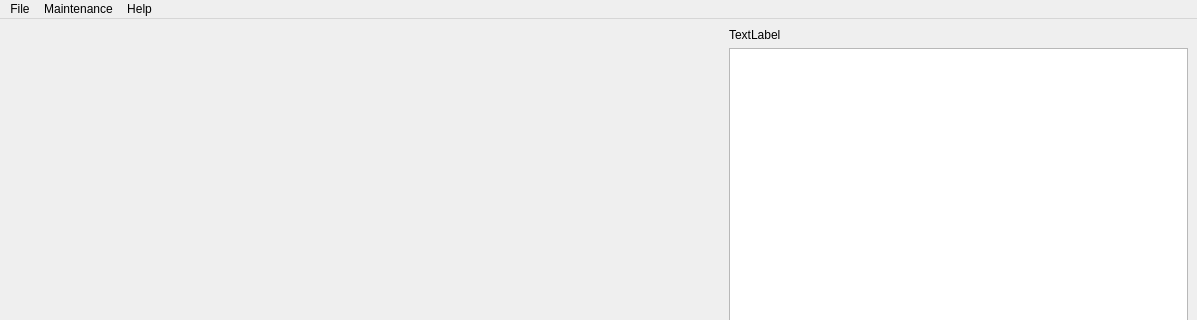
First picture: the form in src/mainwindow.ui, repository gillesmaire/myChessBase, before the edit; both pictures show x 0 to 1197 and y 0 to 320 of the 1197 by 672 pixel window.
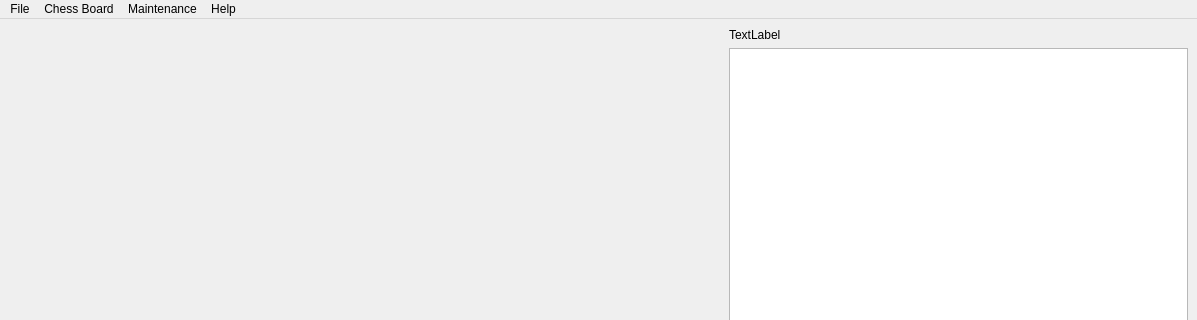
Second picture: the form after the edit. Custom widgets are drawn as their Qt base class.

```diff
--- a/src/mainwindow.ui
+++ b/src/mainwindow.ui
@@ -79,7 +79,14 @@
     </property>
     <addaction name="actionRemove_Database"/>
    </widget>
+   <widget class="QMenu" name="menuChess_Board">
+    <property name="title">
+     <string>Chess Board</string>
+    </property>
+    <addaction name="actionFlip"/>
+   </widget>
    <addaction name="menuFile"/>
+   <addaction name="menuChess_Board"/>
    <addaction name="menuMaintenance"/>
    <addaction name="menuHelp"/>
   </widget>
```
Left out of the diff: 5 changed lines with no effect on the pictures.
